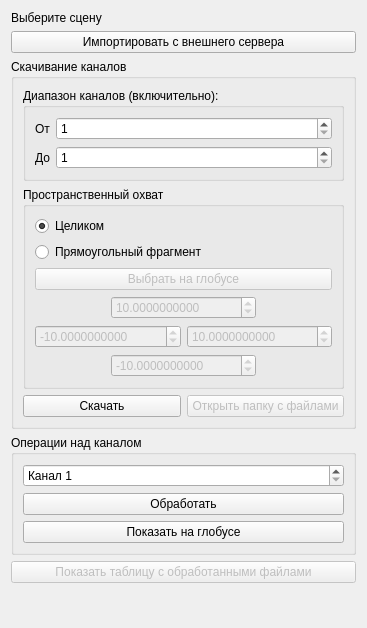
Qt form src/geoPortal/ui/SceneOperationsWidget.ui (AlexBobkov/hyexplorer) before a commit.
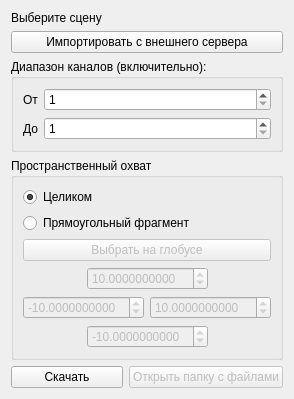
The same form after that commit.

The edit to the form file:
```diff
--- a/src/geoPortal/ui/SceneOperationsWidget.ui
+++ b/src/geoPortal/ui/SceneOperationsWidget.ui
@@ -6,14 +6,14 @@
    <rect>
     <x>0</x>
     <y>0</y>
-    <width>367</width>
-    <height>628</height>
+    <width>292</width>
+    <height>393</height>
    </rect>
   </property>
   <property name="windowTitle">
    <string>Form</string>
   </property>
-  <layout class="QVBoxLayout" name="verticalLayout_3">
+  <layout class="QVBoxLayout" name="verticalLayout">
    <item>
     <widget class="QLabel" name="statusLabel">
      <property name="text">
@@ -35,12 +35,6 @@
     </widget>
    </item>
    <item>
-    <widget class="QGroupBox" name="bandDownloadGroupBox">
-     <property name="title">
-      <string>Скачивание каналов</string>
-     </property>
-     <layout class="QVBoxLayout" name="verticalLayout_2">
-      <item>
        <widget class="QGroupBox" name="bandsGroupBox">
         <property name="title">
          <string>Диапазон каналов (включительно):</string>
@@ -230,62 +224,6 @@
          </widget>
         </item>
        </layout>
-      </item>
-     </layout>
-    </widget>
-   </item>
-   <item>
-    <widget class="QGroupBox" name="bandOperationsGroupBox">
-     <property name="title">
-      <string>Операции над каналом</string>
-     </property>
-     <layout class="QVBoxLayout" name="verticalLayout">
-      <item>
-       <layout class="QHBoxLayout" name="horizontalLayout_2">
-        <item>
-         <widget class="QSpinBox" name="globeBandSpinBox">
-          <property name="prefix">
-           <string>Канал </string>
-          </property>
-          <property name="minimum">
-           <number>1</number>
-          </property>
-          <property name="maximum">
-           <number>242</number>
-          </property>
-         </widget>
-        </item>
-       </layout>
-      </item>
-      <item>
-       <widget class="QPushButton" name="processButton">
-        <property name="text">
-         <string>Обработать</string>
-        </property>
-       </widget>
-      </item>
-      <item>
-       <widget class="QPushButton" name="showOnGlobeButton">
-        <property name="enabled">
-         <bool>true</bool>
-        </property>
-        <property name="text">
-         <string>Показать на глобусе</string>
-        </property>
-       </widget>
-      </item>
-     </layout>
-    </widget>
-   </item>
-   <item>
-    <widget class="QPushButton" name="processedTableButton">
-     <property name="enabled">
-      <bool>false</bool>
-     </property>
-     <property name="text">
-      <string>Показать таблицу с обработанными файлами</string>
-     </property>
-    </widget>
    </item>
    <item>
     <spacer name="verticalSpacer">
```
Lines whose indentation alone changed are shown as unchanged.
